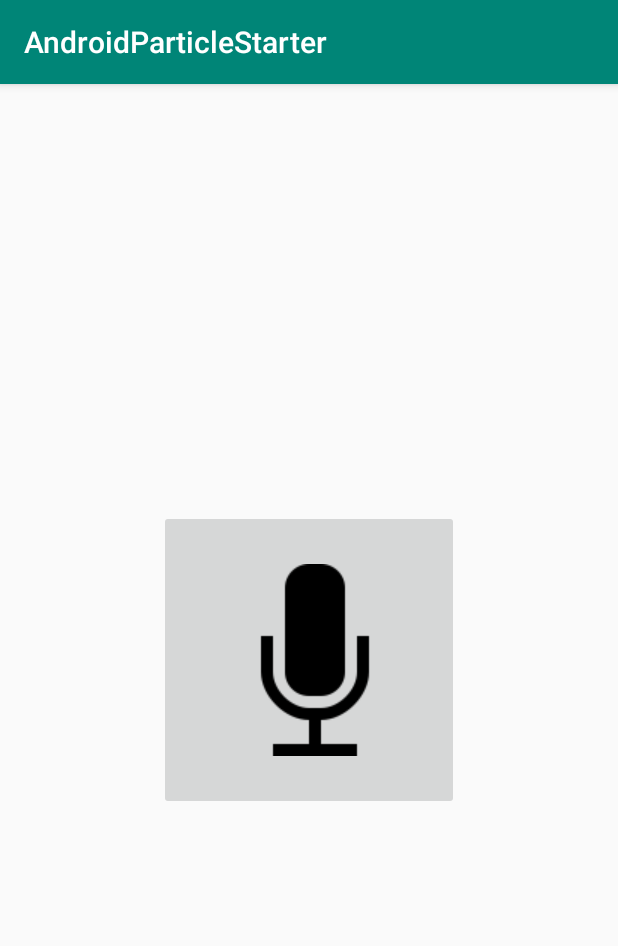
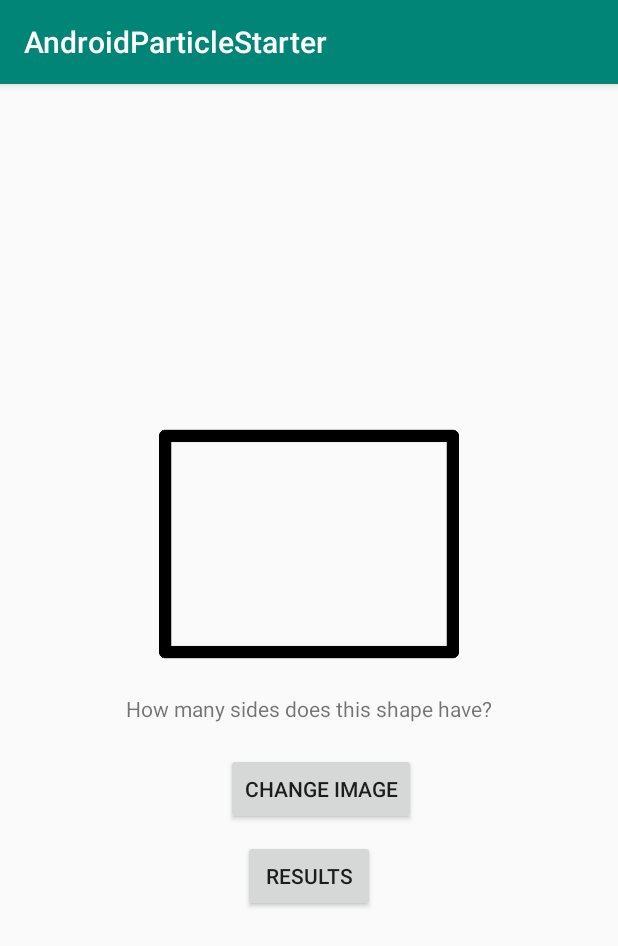
Before and after one commit to pardeep0407/Activity3and4, an Android app: the screen it shows after launch (MainActivity), on a phone screen of 412 x 824 dp. Shown: the top 946 px of the screen. Run offline under Robolectric (Android 15) with nearby library versions, the phone set to English and light mode, and no system bars; libraries missing offline, so code that uses them is left out: io.particle.android; 3 statements that could not run were skipped.

Commit message:
Identifying number of sides in a shape

```diff
--- a/android/app/build.gradle
+++ b/android/app/build.gradle
@@ -17,6 +17,8 @@ android {
         }
     }
 
+    // Added for Particle - need to include this because it's the minimum
+    // JDK for Android Cloud SDK to work properly.
     compileOptions {
         sourceCompatibility JavaVersion.VERSION_1_8
         targetCompatibility JavaVersion.VERSION_1_8
@@ -30,6 +32,7 @@ dependencies {
     testImplementation 'junit:junit:4.12'
     androidTestImplementation 'com.android.support.test:runner:1.0.2'
     androidTestImplementation 'com.android.support.test.espresso:espresso-core:3.0.2'
+    implementation 'com.github.ParadiseHell:PianoView:1.1.0'
     // include the Particle Cloud SDK library
     implementation('io.particle:cloudsdk:0.5.1')
 }
--- a/android/app/src/main/java/com/example/androidparticlestarter/MainActivity.java
+++ b/android/app/src/main/java/com/example/androidparticlestarter/MainActivity.java
@@ -1,108 +1,177 @@
 package com.example.androidparticlestarter;
 
-import android.content.ActivityNotFoundException;
 import android.content.Intent;
-import android.speech.RecognizerIntent;
 import android.support.annotation.NonNull;
 import android.support.v7.app.AppCompatActivity;
 import android.os.Bundle;
 import android.util.Log;
 import android.view.View;
-import android.widget.ImageButton;
+import android.widget.Button;
+import android.widget.EditText;
+import android.widget.ImageView;
+import android.widget.TextView;
+import android.widget.Toast;
+
 import java.io.IOException;
 import java.util.ArrayList;
 import java.util.List;
-import java.util.Locale;
+import java.util.Random;
+
 import io.particle.android.sdk.cloud.ParticleCloud;
 import io.particle.android.sdk.cloud.ParticleCloudSDK;
 import io.particle.android.sdk.cloud.ParticleDevice;
+import io.particle.android.sdk.cloud.ParticleEvent;
+import io.particle.android.sdk.cloud.ParticleEventHandler;
 import io.particle.android.sdk.cloud.exceptions.ParticleCloudException;
 import io.particle.android.sdk.utils.Async;
 
 public class MainActivity extends AppCompatActivity {
-    private final String TAG="PARDEEP";
-    private final int REQ_CODE = 100;
-    ImageButton micro_Phone;
-    private final String PARTICLE_USERNAME = "akshdeepkaur235@gmail.com";
-    private final String PARTICLE_PASSWORD = "9463931734";
-    private final String DEVICE_ID = "1f0036000e47363333343437";
+    private final String TAG="Pardeep";
+
+    int[] images = {R.drawable.triangle,R.drawable.rectangle};
+    ImageView question;
+    Random random_genrator = new Random();;
+    String particleId;
+    String answer = "";
+    private final String PARTICLE_USERNAME = "nm290290@gmail.com";
+    private final String PARTICLE_PASSWORD = "nonsense2";
+    private final String DEVICE_ID = "38001c000f47363333343437";
+    TextView ans_text;
+    private long subscriptionId;
     private ParticleDevice mDevice;
-    String command1 = "Particle turn on all lights";
-    String command2 ="Particle create a rainbow";
-    String voice_Result = "";
-
     @Override
     protected void onCreate(Bundle savedInstanceState) {
         super.onCreate(savedInstanceState);
         setContentView(R.layout.activity_main);
-        micro_Phone = findViewById(R.id.micro_phone);
+        question = findViewById(R.id.question2);
+        ans_text = findViewById(R.id.ans);
         ParticleCloudSDK.init(this.getApplicationContext());
+        setImage();
         getDeviceFromCloud();
-        Intent intent = new Intent(RecognizerIntent.ACTION_RECOGNIZE_SPEECH);
-        intent.putExtra(RecognizerIntent.EXTRA_LANGUAGE_MODEL,
-                RecognizerIntent.LANGUAGE_MODEL_FREE_FORM);
-        intent.putExtra(RecognizerIntent.EXTRA_LANGUAGE, Locale.getDefault());
-        intent.putExtra(RecognizerIntent.EXTRA_PROMPT, "Speak to give command to particle");
-        try {
-            startActivityForResult(intent, REQ_CODE);
-        } catch (ActivityNotFoundException a) {
-        }
+        getEvents();
     }
 
-public void speak(View v)
+    public void getEvents()
     {
        getDeviceFromCloud();
+            Async.executeAsync(ParticleCloudSDK.getCloud(), new Async.ApiWork<ParticleCloud, Object>() {
+                @Override
+                public Object callApi(@NonNull ParticleCloud particleCloud) throws ParticleCloudException, IOException {
+                    try {
+                        subscriptionId = ParticleCloudSDK.getCloud().subscribeToAllEvents("answer", new ParticleEventHandler() {
+                            @Override
+                            public void onEventError(Exception e) {
+                            }
+                            @Override
+                            public void onEvent(String eventName, ParticleEvent particleEvent) {
+                                particleId = particleEvent.deviceId;
+                                    answer = particleEvent.dataPayload;
+                            }
+                        });
+                    } catch (IOException e) {
+                        e.printStackTrace();
+                    }
 
-        Intent intent = new Intent(RecognizerIntent.ACTION_RECOGNIZE_SPEECH);
-        intent.putExtra(RecognizerIntent.EXTRA_LANGUAGE_MODEL,
-                RecognizerIntent.LANGUAGE_MODEL_FREE_FORM);
-        intent.putExtra(RecognizerIntent.EXTRA_LANGUAGE, Locale.getDefault());
-        intent.putExtra(RecognizerIntent.EXTRA_PROMPT, "Speak to give command to particle");
-        try {
-            startActivityForResult(intent, REQ_CODE);
-        } catch (ActivityNotFoundException a) {
-           }
+                    return -1;
                 }
 
                 @Override
-    protected void onActivityResult(int requestCode, int resultCode, Intent data) {
-        super.onActivityResult(requestCode, resultCode, data);
-        switch (requestCode) {
-            case REQ_CODE: {
-                if (resultCode == RESULT_OK && null != data) {
-                    ArrayList result = data
-                            .getStringArrayListExtra(RecognizerIntent.EXTRA_RESULTS);
-                    voice_Result = result.get(0).toString();
+                public void onSuccess(Object o) {
+
+                }
+
+                @Override
+                public void onFailure(ParticleCloudException exception) {
+                }
+            });
+    }
+    public void gameStart(View v)
+    {
+        setImage();
+        getDeviceFromCloud();
+    }
+
+    public void setImage() {
+
+        int number = random_genrator.nextInt(2);
+        question.setImageResource(images[number]);;
+        question.setTag(images[number]);
+    }
+    public void checkResult(View v)
+    {
+        if (answer.equals("3") && ((int)question.getTag() == R.drawable.triangle))
+        {
             Async.executeAsync(ParticleCloudSDK.getCloud(), new Async.ApiWork<ParticleCloud, Object>() {
                 @Override
                 public Object callApi(@NonNull ParticleCloud particleCloud) throws ParticleCloudException, IOException {
-
-                            List<String> param = new ArrayList<String>();
-
-                            if (voice_Result.equalsIgnoreCase(command1))
-                            {
-                                   param.add("command1");
-                            }
-
-                            else if (voice_Result.equalsIgnoreCase(command2))
-                            {
-                                param.add("command2");
-                            }
-
+                    List<String> functionParameters = new ArrayList<String>();
+                    functionParameters.add("true");
                     try {
-
-                                mDevice.callFunction("speak",param);
-                            }
-                            catch(Exception e)
-                            {
+                        mDevice.callFunction("myAnswer", functionParameters);
+                    } catch (ParticleDevice.FunctionDoesNotExistException e) {
+                        e.printStackTrace();
                     }
                     return -1;
                 }
                 @Override
                 public void onSuccess(Object o) {
-                            Log.d(TAG, "Successfully got device from Cloud");
+                    ans_text.setText("Correct Answer");
+
+                }
+                @Override
+                public void onFailure(ParticleCloudException exception) {
+                    Log.d(TAG, exception.getBestMessage());
+                }
+            });
         }
 
+       else if (answer.equals("4") && ((int)question.getTag() == R.drawable.rectangle))
+        {
+            Async.executeAsync(ParticleCloudSDK.getCloud(), new Async.ApiWork<ParticleCloud, Object>() {
+                @Override
+                public Object callApi(@NonNull ParticleCloud particleCloud) throws ParticleCloudException, IOException {
+                    List<String> functionParameters = new ArrayList<String>();
+                    functionParameters.add("true");
+                    try {
+                        mDevice.callFunction("myAnswer", functionParameters);
+
+                    } catch (ParticleDevice.FunctionDoesNotExistException e) {
+                        e.printStackTrace();
+                    }
+                    return -1;
+                }
+                @Override
+                public void onSuccess(Object o) {
+                    ans_text.setText("Correct Answer");
+
+                }
+                @Override
+                public void onFailure(ParticleCloudException exception) {
+                    Log.d(TAG, exception.getBestMessage());
+                }
+            });
+        }
+
+       else
+        {
+            Async.executeAsync(ParticleCloudSDK.getCloud(), new Async.ApiWork<ParticleCloud, Object>() {
+                @Override
+                public Object callApi(@NonNull ParticleCloud particleCloud) throws ParticleCloudException, IOException {
+                    List<String> functionParameters = new ArrayList<String>();
+                    functionParameters.add("false");
+                    try {
+                        mDevice.callFunction("myAnswer", functionParameters);
+
+                    } catch (ParticleDevice.FunctionDoesNotExistException e) {
+                        e.printStackTrace();
+                    }
+                    return -1;
+                }
+                @Override
+                public void onSuccess(Object o) {
+                    ans_text.setText("Incorrect Answer");
+
+                }
                 @Override
                 public void onFailure(ParticleCloudException exception) {
                     Log.d(TAG, exception.getBestMessage());
@@ -110,28 +179,29 @@ public void speak(View v)
             });
         }
     }
-        }
-    }
 
     public void getDeviceFromCloud() {
         Async.executeAsync(ParticleCloudSDK.getCloud(), new Async.ApiWork<ParticleCloud, Object>() {
-
             @Override
             public Object callApi(@NonNull ParticleCloud particleCloud) throws ParticleCloudException, IOException {
                 particleCloud.logIn(PARTICLE_USERNAME, PARTICLE_PASSWORD);
                 mDevice = particleCloud.getDevice(DEVICE_ID);
+                try {
+                }
+                catch(Exception e)
+                {
+                }
+
                 return -1;
             }
             @Override
             public void onSuccess(Object o) {
-                Log.d(TAG, "Successfully got device from Cloud");
             }
 
-            @Override
-            public void onFailure(ParticleCloudException exception) {
-                Log.d(TAG, exception.getBestMessage());
+            @Override public void onFailure(ParticleCloudException exception) {
             }
         });
     }
 
+
 }
--- a/android/app/src/main/res/layout/activity_main.xml
+++ b/android/app/src/main/res/layout/activity_main.xml
@@ -1,29 +1,47 @@
 <?xml version="1.0" encoding="utf-8"?>
-<RelativeLayout xmlns:android="http://schemas.android.com/apk/res/android"
+<LinearLayout xmlns:android="http://schemas.android.com/apk/res/android"
     xmlns:app="http://schemas.android.com/apk/res-auto"
     xmlns:tools="http://schemas.android.com/tools"
     android:layout_width="match_parent"
+    android:orientation="vertical"
+    android:gravity="center"
     android:layout_height="match_parent"
     tools:context=".MainActivity">
 
-   <LinearLayout android:layout_height="wrap_content"
-       android:orientation="vertical"
-       android:layout_centerHorizontal="true"
-       android:layout_marginLeft="20dp"
-       android:layout_marginRight="20dp"
-       android:layout_centerInParent="true"
-       android:layout_width="wrap_content">
 
-       <ImageButton
-           android:id="@+id/micro_phone"
-           android:layout_width="200dp"
-           android:layout_height="200dp"
-           android:layout_weight="1"
-           android:src="@drawable/mico"
-           android:onClick="speak"
-            />
+    <ImageView
+        android:layout_width="200dp"
+        android:layout_height="200dp"
+        android:layout_marginStart="8dp"
+        android:id="@+id/question2"
+        android:layout_marginTop="10dp"
+        android:layout_marginEnd="8dp"
+        />
+
+    <TextView android:layout_height="wrap_content" android:layout_width="wrap_content"
+         android:text="How many sides does this shape have?"
+        />
+
+    <Button
+        android:layout_width="wrap_content"
+        android:layout_height="wrap_content"
+        android:layout_marginStart="8dp"
+        android:layout_marginTop="20dp"
+        android:onClick="gameStart"
+        android:text="Change Image"
+        />
+
+    <Button
+        android:layout_width="wrap_content"
+        android:layout_height="wrap_content"
+        android:layout_marginTop="10dp"
+        android:onClick="checkResult"
+        android:text="Results"
+         />
+    <TextView android:layout_height="wrap_content" android:layout_width="wrap_content"
+        android:text=""
+        android:id="@+id/ans"
+        />
 
 
-   </LinearLayout>
-
-</RelativeLayout>
+</LinearLayout>
```
Also changed, not shown: android/app/src/main/res/drawable-v24/rectangle.png (added), android/app/src/main/res/drawable-v24/triangle.png (added), android/app/src/main/res/drawable/mico.png (deleted), android/app/src/main/res/drawable/rectangle.png (added), android/app/src/main/res/drawable/triangle.png (added), android/app/src/main/res/mipmap-anydpi-v26/mico.png (deleted), android/app/src/main/res/mipmap-anydpi-v26/rectangle.png (added), android/app/src/main/res/mipmap-anydpi-v26/triangle.png (added), 1 other file. Lines whose indentation alone changed are shown as unchanged.
